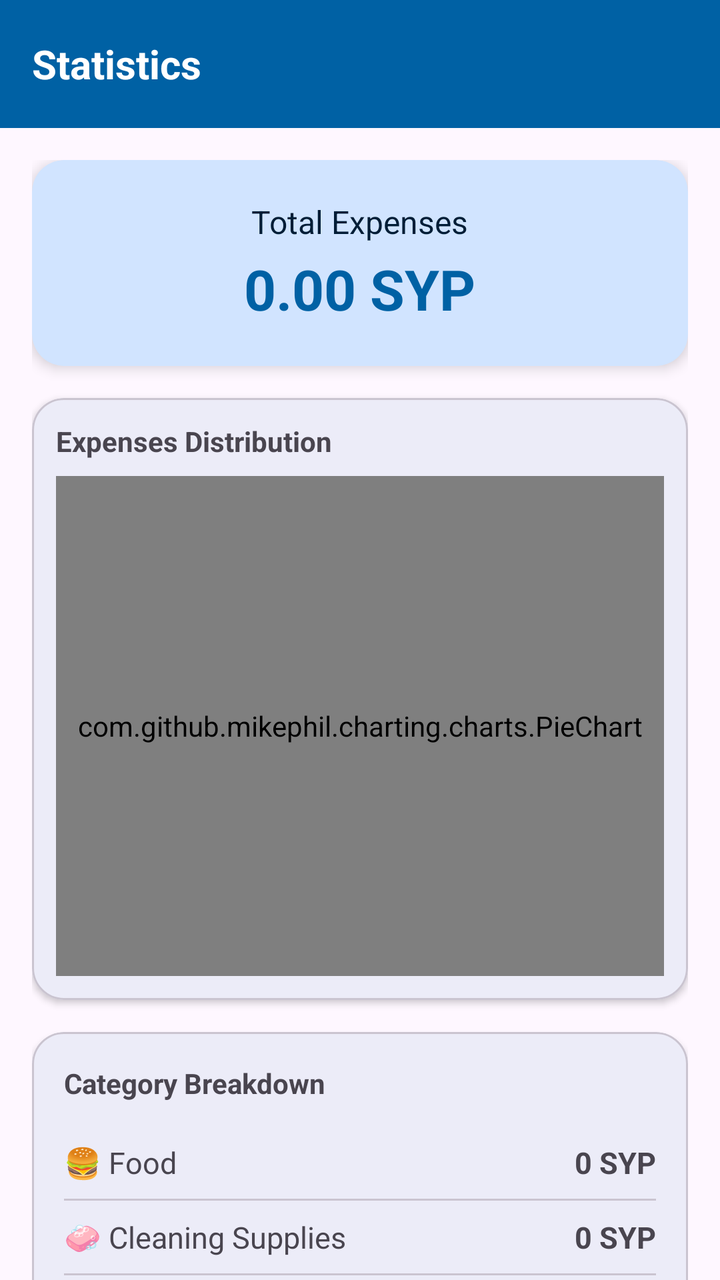
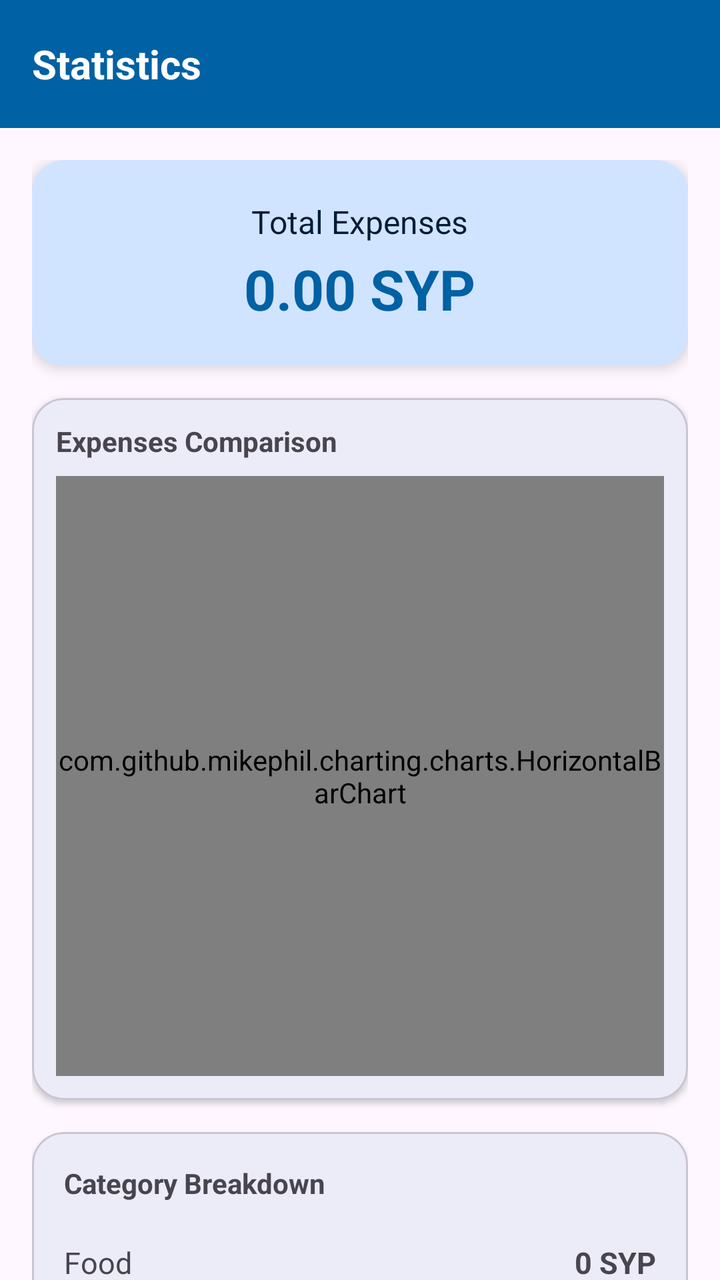

An Android layout rendered at two revisions. The XML below is the earlier revision; the diff shows what the commit changed to produce the second picture.
<!-- AndroidManifest.xml: application theme Theme.IWB303 -->
<!-- res/layout/activity_statistics.xml -->
<?xml version="1.0" encoding="utf-8"?>
<LinearLayout xmlns:android="http://schemas.android.com/apk/res/android"
    xmlns:app="http://schemas.android.com/apk/res-auto"
    android:layout_width="match_parent"
    android:layout_height="match_parent"
    android:orientation="vertical"
    android:background="?attr/colorSurface">

    <com.google.android.material.appbar.AppBarLayout
        android:layout_width="match_parent"
        android:layout_height="wrap_content">
        <com.google.android.material.appbar.MaterialToolbar
            android:layout_width="match_parent"
            android:layout_height="?attr/actionBarSize"
            android:background="?attr/colorPrimary">
            <TextView
                android:layout_width="wrap_content"
                android:layout_height="wrap_content"
                android:text="Statistics"
                android:textColor="?attr/colorOnPrimary"
                android:textSize="20sp"
                android:textStyle="bold" />
        </com.google.android.material.appbar.MaterialToolbar>
    </com.google.android.material.appbar.AppBarLayout>

    <androidx.core.widget.NestedScrollView
        android:layout_width="match_parent"
        android:layout_height="0dp"
        android:layout_weight="1">

        <LinearLayout
            android:layout_width="match_parent"
            android:layout_height="wrap_content"
            android:orientation="vertical"
            android:padding="16dp">

            
            <com.google.android.material.card.MaterialCardView
                android:layout_width="match_parent"
                android:layout_height="wrap_content"
                app:cardCornerRadius="16dp"
                app:cardElevation="4dp"
                app:strokeWidth="0dp"
                app:cardBackgroundColor="?attr/colorPrimaryContainer"
                android:layout_marginBottom="16dp">

                <LinearLayout
                    android:layout_width="match_parent"
                    android:layout_height="wrap_content"
                    android:orientation="vertical"
                    android:padding="20dp"
                    android:gravity="center">

                    <TextView
                        android:layout_width="wrap_content"
                        android:layout_height="wrap_content"
                        android:text="Total Expenses"
                        android:textSize="16sp"
                        android:textColor="?attr/colorOnPrimaryContainer" />

                    <TextView
                        android:id="@+id/tvStatTotal"
                        android:layout_width="wrap_content"
                        android:layout_height="wrap_content"
                        android:text="0.00 SYP"
                        android:textSize="28sp"
                        android:textStyle="bold"
                        android:textColor="?attr/colorPrimary"
                        android:layout_marginTop="4dp" />
                </LinearLayout>
            </com.google.android.material.card.MaterialCardView>

            
            <com.google.android.material.card.MaterialCardView
                android:layout_width="match_parent"
                android:layout_height="wrap_content"
                app:cardCornerRadius="16dp"
                app:cardElevation="2dp"
                app:strokeWidth="1dp"
                app:strokeColor="?attr/colorOutlineVariant"
                android:layout_marginBottom="16dp">

                <LinearLayout
                    android:layout_width="match_parent"
                    android:layout_height="wrap_content"
                    android:orientation="vertical"
                    android:padding="12dp">

                    <TextView
                        android:layout_width="wrap_content"
                        android:layout_height="wrap_content"
                        android:text="Expenses Distribution"
                        android:textStyle="bold"
                        android:layout_marginBottom="8dp"/>

                    <com.github.mikephil.charting.charts.PieChart
                        android:id="@+id/pieChart"
                        android:layout_width="match_parent"
                        android:layout_height="250dp" />
                </LinearLayout>
            </com.google.android.material.card.MaterialCardView>

            
            <com.google.android.material.card.MaterialCardView
                android:layout_width="match_parent"
                android:layout_height="wrap_content"
                app:cardCornerRadius="16dp"
                app:cardElevation="2dp"
                app:strokeWidth="1dp"
                app:strokeColor="?attr/colorOutlineVariant"
                android:layout_marginBottom="16dp">

                <LinearLayout
                    android:layout_width="match_parent"
                    android:layout_height="wrap_content"
                    android:orientation="vertical"
                    android:padding="16dp">

                    <TextView
                        android:layout_width="wrap_content"
                        android:layout_height="wrap_content"
                        android:text="Category Breakdown"
                        android:textStyle="bold"
                        android:layout_marginBottom="12dp"/>

                    <TableLayout
                        android:layout_width="match_parent"
                        android:layout_height="wrap_content"
                        android:stretchColumns="1">

                        <TableRow android:paddingVertical="8dp">
                            <TextView android:text="🍔 Food" android:textSize="15sp"/>
                            <TextView android:id="@+id/tvStatFood" android:gravity="end" android:text="0 SYP" android:textSize="15sp" android:textStyle="bold"/>
                        </TableRow>
                        <View android:layout_height="1dp" android:background="?attr/colorOutlineVariant" />

                        <TableRow android:paddingVertical="8dp">
                            <TextView android:text="🧼 Cleaning Supplies" android:textSize="15sp"/>
                            <TextView android:id="@+id/tvStatCleaning" android:gravity="end" android:text="0 SYP" android:textSize="15sp" android:textStyle="bold"/>
                        </TableRow>
                        <View android:layout_height="1dp" android:background="?attr/colorOutlineVariant" />

                        <TableRow android:paddingVertical="8dp">
                            <TextView android:text="🧴 Personal Care" android:textSize="15sp"/>
                            <TextView android:id="@+id/tvStatPersonal" android:gravity="end" android:text="0 SYP" android:textSize="15sp" android:textStyle="bold"/>
                        </TableRow>
                        <View android:layout_height="1dp" android:background="?attr/colorOutlineVariant" />

                        <TableRow android:paddingVertical="8dp">
                            <TextView android:text="👶 Baby Supplies" android:textSize="15sp"/>
                            <TextView android:id="@+id/tvStatBaby" android:gravity="end" android:text="0 SYP" android:textSize="15sp" android:textStyle="bold"/>
                        </TableRow>
                    </TableLayout>
                </LinearLayout>
            </com.google.android.material.card.MaterialCardView>

            <Button
                android:id="@+id/btnBack"
                style="@style/Widget.Material3.Button"
                android:layout_width="match_parent"
                android:layout_height="wrap_content"
                android:text="Back to Home"
                android:layout_marginBottom="16dp"/>

        </LinearLayout>
    </androidx.core.widget.NestedScrollView>

</LinearLayout>
<!-- resources referenced by this layout -->
<resources>
  <style name="Theme.IWB303" parent="Base.Theme.IWB303" />
  <style name="Base.Theme.IWB303" parent="Theme.Material3.DayNight.NoActionBar">
          
          <item name="colorPrimary">@color/primary_light</item>
          <item name="colorSecondary">@color/secondary_light</item>
          <item name="colorPrimaryContainer">@color/primary_container_light</item>
          <item name="colorOnPrimaryContainer">@color/on_primary_container_light</item>
  
          
          <item name="android:datePickerDialogTheme">@style/CustomDatePickerDialogTheme</item>
  
          
          <item name="android:statusBarColor">?attr/colorPrimary</item>
      </style>
  <color name="primary_light">#0061A4</color>
  <color name="secondary_light">#535F70</color>
  <color name="primary_container_light">#D1E4FF</color>
  <color name="on_primary_container_light">#001D36</color>
  <style name="CustomDatePickerDialogTheme" parent="Theme.Material3.DayNight.Dialog">
          
          <item name="colorPrimary">?attr/colorPrimary</item>
          <item name="colorAccent">?attr/colorPrimary</item>
          <item name="android:headerBackground">?attr/colorPrimary</item>
          <item name="android:numbersTextColor">?attr/colorPrimary</item>
          <item name="android:buttonBarPositiveButtonStyle">@style/DatePickerButtonStyle</item>
          <item name="android:buttonBarNegativeButtonStyle">@style/DatePickerButtonStyle</item>
      </style>
  <style name="DatePickerButtonStyle" parent="Widget.Material3.Button.TextButton">
          <item name="android:textColor">?attr/colorPrimary</item>
      </style>
</resources>

<!-- the commit's change to res/layout/activity_statistics.xml (unified diff, before → after) -->
@@ -1,6 +1,7 @@
 <?xml version="1.0" encoding="utf-8"?>
 <LinearLayout xmlns:android="http://schemas.android.com/apk/res/android"
     xmlns:app="http://schemas.android.com/apk/res-auto"
+    android:id="@+id/statistics_root"
     android:layout_width="match_parent"
     android:layout_height="match_parent"
     android:orientation="vertical"
@@ -89,14 +90,14 @@
                     <TextView
                         android:layout_width="wrap_content"
                         android:layout_height="wrap_content"
-                        android:text="Expenses Distribution"
+                        android:text="Expenses Comparison"
                         android:textStyle="bold"
                         android:layout_marginBottom="8dp"/>
 
-                    <com.github.mikephil.charting.charts.PieChart
-                        android:id="@+id/pieChart"
+                    <com.github.mikephil.charting.charts.HorizontalBarChart
+                        android:id="@+id/barChart"
                         android:layout_width="match_parent"
-                        android:layout_height="250dp" />
+                        android:layout_height="300dp" />
                 </LinearLayout>
             </com.google.android.material.card.MaterialCardView>
 
@@ -129,25 +130,25 @@
                         android:stretchColumns="1">
 
                         <TableRow android:paddingVertical="8dp">
-                            <TextView android:text="🍔 Food" android:textSize="15sp"/>
+                            <TextView android:text="@string/category_food" android:textSize="15sp"/>
                             <TextView android:id="@+id/tvStatFood" android:gravity="end" android:text="0 SYP" android:textSize="15sp" android:textStyle="bold"/>
                         </TableRow>
                         <View android:layout_height="1dp" android:background="?attr/colorOutlineVariant" />
 
                         <TableRow android:paddingVertical="8dp">
-                            <TextView android:text="🧼 Cleaning Supplies" android:textSize="15sp"/>
+                            <TextView android:text="@string/category_cleaning" android:textSize="15sp"/>
                             <TextView android:id="@+id/tvStatCleaning" android:gravity="end" android:text="0 SYP" android:textSize="15sp" android:textStyle="bold"/>
                         </TableRow>
                         <View android:layout_height="1dp" android:background="?attr/colorOutlineVariant" />
 
                         <TableRow android:paddingVertical="8dp">
-                            <TextView android:text="🧴 Personal Care" android:textSize="15sp"/>
+                            <TextView android:text="@string/category_personal" android:textSize="15sp"/>
                             <TextView android:id="@+id/tvStatPersonal" android:gravity="end" android:text="0 SYP" android:textSize="15sp" android:textStyle="bold"/>
                         </TableRow>
                         <View android:layout_height="1dp" android:background="?attr/colorOutlineVariant" />
 
                         <TableRow android:paddingVertical="8dp">
-                            <TextView android:text="👶 Baby Supplies" android:textSize="15sp"/>
+                            <TextView android:text="@string/category_baby" android:textSize="15sp"/>
                             <TextView android:id="@+id/tvStatBaby" android:gravity="end" android:text="0 SYP" android:textSize="15sp" android:textStyle="bold"/>
                         </TableRow>
                     </TableLayout>
<!-- resource entries referenced after the edit -->
@@ -1,5 +1,9 @@
 <!-- resources referenced by this layout -->
 <resources>
+  <string name="category_baby">Baby Supplies</string>
+  <string name="category_cleaning">Cleaning Supplies</string>
+  <string name="category_food">Food</string>
+  <string name="category_personal">Personal Care</string>
   <style name="Theme.IWB303" parent="Base.Theme.IWB303" />
   <style name="Base.Theme.IWB303" parent="Theme.Material3.DayNight.NoActionBar">
           
